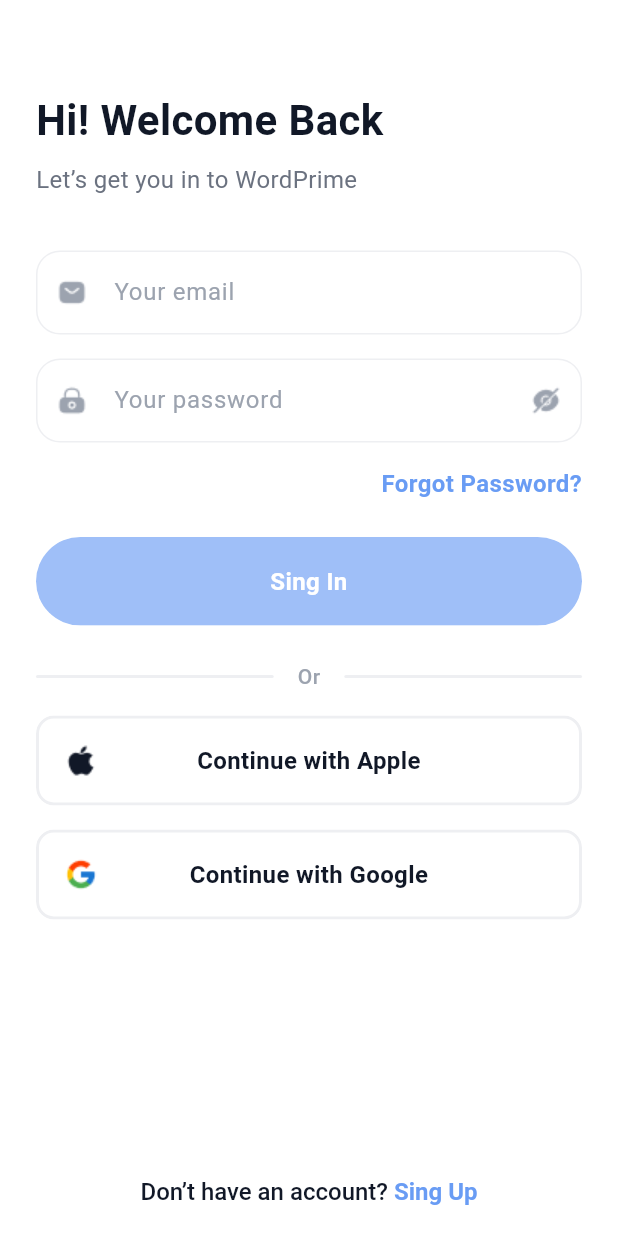
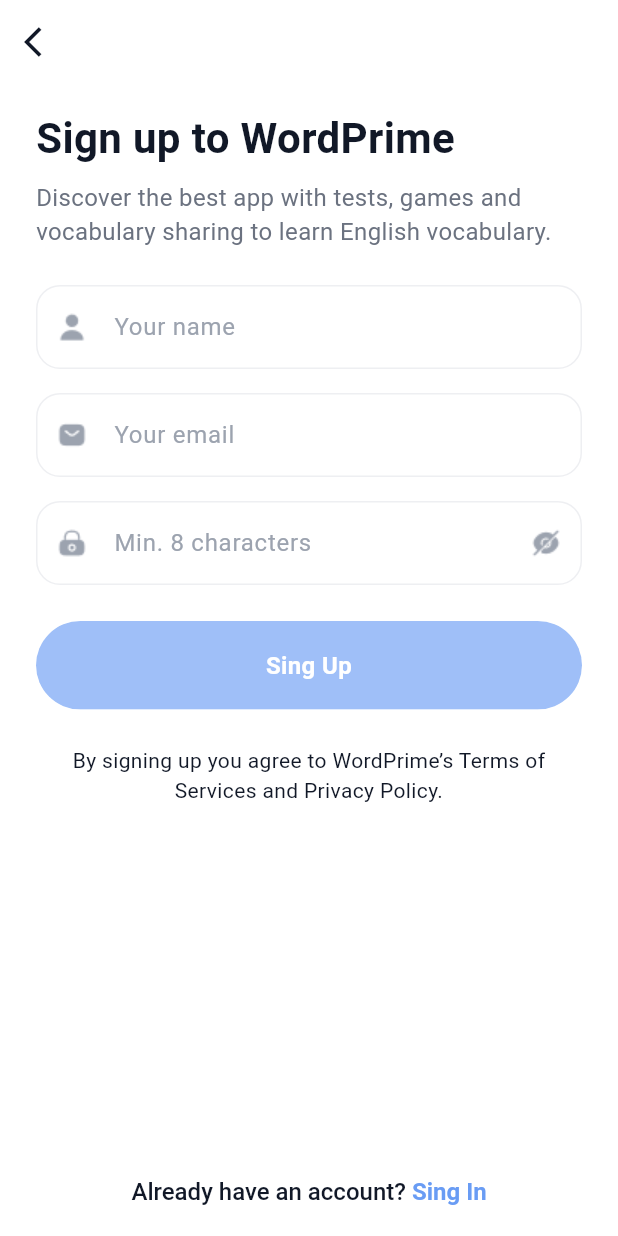
Before and after one commit to DargaHasanBasri/word_prime, a Flutter app: the screen it shows after launch, on a phone screen of 412 x 824 dp. Run offline on Flutter 3.47's test engine with Material 3 defaults, Android fonts, the phone set to English and light mode, and no system bars; our stand-ins replace easy_localization, get_it.

Commit message:
Create register page

```diff
--- a/assets/langs/en-US.json
+++ b/assets/langs/en-US.json
@@ -24,6 +24,6 @@
     "registerSubTitle": "Discover the best app with tests, games and vocabulary sharing to learn English vocabulary.",
     "passwordHintText": "Min. 8 characters",
     "privacyMsg": "By signing up you agree to WordPrime’s Terms of Services and Privacy Policy.",
-    "isSignInMsg": "Already have an account? Sign In"
+    "isSignInMsg": "Already have an account?"
   }
 }
--- a/assets/langs/tr-TR.json
+++ b/assets/langs/tr-TR.json
@@ -24,6 +24,6 @@
     "registerSubTitle": "İngilizce kelime öğrenmek için testler, oyunlar ve kelime paylaşımı içeren en iyi uygulamayı keşfedin.",
     "passwordHintText": "Min. 8 karakter girin",
     "privacyMsg": "Kaydolarak WordPrime'ın Hizmet Koşullarını ve Gizlilik Politikasını kabul etmiş olursunuz.",
-    "isSignInMsg": "Zaten bir hesabınız var mı? Giriş Yapın"
+    "isSignInMsg": "Zaten bir hesabınız var mı?"
   }
 }
--- a/lib/export.dart
+++ b/lib/export.dart
@@ -21,3 +21,9 @@ export 'package:word_prime/ui/pages/onboarding/onboarding_page.dart';
 export 'package:word_prime/ui/pages/onboarding/onboarding_view_model.dart';
 export 'package:word_prime/ui/pages/splash/splash_page.dart';
 export 'package:word_prime/ui/pages/splash/splash_view_model.dart';
+export 'package:word_prime/ui/pages/register/register_page.dart';
+export 'package:word_prime/ui/pages/register/register_view_model.dart';
+export 'package:word_prime/ui/pages/login/login_provider.dart';
+export 'package:word_prime/ui/pages/onboarding/onboarding_provider.dart';
+export 'package:word_prime/ui/pages/register/register_provider.dart';
+export 'package:word_prime/ui/pages/splash/splash_provider.dart';
--- a/lib/main.dart
+++ b/lib/main.dart
@@ -40,7 +40,7 @@ class MyApp extends StatelessWidget {
       ),
       navigatorKey: locator<AppRoutes>().baseNavigatorKey,
       onGenerateRoute: Routes.generateRoute,
-      initialRoute: Routes.Login,
+      initialRoute: Routes.Register,
       builder: (context, widget) {
         return widget!;
       },
--- a/lib/routes/routes.dart
+++ b/lib/routes/routes.dart
@@ -1,13 +1,11 @@
-import 'package:flutter/material.dart';
-import 'package:word_prime/ui/pages/login/login_provider.dart';
-import 'package:word_prime/ui/pages/onboarding/onboarding_provider.dart';
-import 'package:word_prime/ui/pages/splash/splash_provider.dart';
+import 'package:word_prime/export.dart';
 
 final class Routes {
   const Routes._();
   static const String Splash = 'splashProvider';
   static const String Onboarding = 'onboardingProvider';
   static const String Login = 'loginProvider';
+  static const String Register = 'registerProvider';
 
   static Route<dynamic> generateRoute(RouteSettings settings) {
     switch (settings.name) {
@@ -23,6 +21,10 @@ final class Routes {
         return MaterialPageRoute(
           builder: (context) => const LoginProvider(),
         );
+      case Routes.Register:
+        return MaterialPageRoute(
+          builder: (context) => const RegisterProvider(),
+        );
       default:
         return MaterialPageRoute(
           builder: (context) => Scaffold(
--- /dev/null
+++ b/lib/ui/pages/register/register_page.dart
@@ -0,0 +1,210 @@
+import 'package:word_prime/export.dart';
+
+class RegisterPage extends StatefulWidget {
+  const RegisterPage({super.key});
+
+  @override
+  State<RegisterPage> createState() => _RegisterPageState();
+}
+
+class _RegisterPageState extends BaseStatefulState<RegisterPage> {
+  late final RegisterViewModel _vm;
+  final TextEditingController _nameController = TextEditingController();
+  final TextEditingController _emailController = TextEditingController();
+  final TextEditingController _passwordController = TextEditingController();
+
+  @override
+  void initState() {
+    _vm = Provider.of<RegisterViewModel>(context, listen: false);
+    super.initState();
+  }
+
+  @override
+  Widget build(BuildContext context) {
+    return Scaffold(
+      resizeToAvoidBottomInset: false,
+      backgroundColor: AppColors.backgroundColor,
+      appBar: _buildAppBar(),
+      body: Padding(
+        padding: AppPaddings.appPaddingHorizontal,
+        child: _buildBody(),
+      ),
+    );
+  }
+
+  Widget _buildBody() {
+    return Column(
+      crossAxisAlignment: CrossAxisAlignment.stretch,
+      children: [
+        Padding(
+          padding: const EdgeInsets.only(top: 16, bottom: 24),
+          child: _titleSubtitleText(),
+        ),
+        ValueListenableBuilder(
+          valueListenable: _vm.nameInput,
+          builder: (_, __, ___) {
+            return CustomTextFormField(
+              controller: _nameController,
+              hintText: LocaleKeys.nameHintText.locale,
+              isPrefixIcon: true,
+              prefixIconAddress: AppAssets.icUserPath,
+              onChanged: (String text) {
+                _vm.nameInput.value = text;
+              },
+            );
+          },
+        ),
+        ValueListenableBuilder(
+          valueListenable: _vm.emailInput,
+          builder: (_, __, ___) {
+            return Padding(
+              padding: AppPaddings.paddingMediumVertical,
+              child: CustomTextFormField(
+                controller: _emailController,
+                hintText: LocaleKeys.emailHintText.locale,
+                isPrefixIcon: true,
+                prefixIconAddress: AppAssets.icSmsPath,
+                onChanged: (String text) {
+                  _vm.emailInput.value = text;
+                },
+              ),
+            );
+          },
+        ),
+        ValueListenableBuilder(
+          valueListenable: _vm.passwordInput,
+          builder: (_, __, ___) {
+            return ValueListenableBuilder(
+              valueListenable: _vm.isActive,
+              builder: (_, __, ___) {
+                return CustomTextFormField(
+                  controller: _passwordController,
+                  hintText: LocaleKeys.registerPage_passwordHintText.locale,
+                  isPrefixIcon: true,
+                  prefixIconAddress: AppAssets.icLockPath,
+                  isHaveObscure: _vm.isActive.value,
+                  isSuffixIcon: true,
+                  suffixIconAddress: _vm.isActive.value == true
+                      ? AppAssets.icCloseEyePath
+                      : AppAssets.icLockPath,
+                  textInputAction: TextInputAction.done,
+                  onPressSuffixIcon: () {
+                    _vm.isActive.value = !_vm.isActive.value;
+                  },
+                  onChanged: (String text) {
+                    _vm.passwordInput.value = text;
+                  },
+                );
+              },
+            );
+          },
+        ),
+        ValueListenableBuilder(
+          valueListenable: _vm.nameInput,
+          builder: (_, __, ___) {
+            return ValueListenableBuilder(
+              valueListenable: _vm.emailInput,
+              builder: (_, __, ___) {
+                return ValueListenableBuilder(
+                  valueListenable: _vm.passwordInput,
+                  builder: (_, __, ___) {
+                    return Padding(
+                      padding: AppPaddings.appPaddingVertical,
+                      child: CustomButton(
+                        title: LocaleKeys.signUp.locale,
+                        backgroundColor: _vm.isEmptyInputText()
+                            ? AppColors.cornflowerBlue.withOpacity(0.4)
+                            : AppColors.cornflowerBlue,
+                        onClick: () {},
+                      ),
+                    );
+                  },
+                );
+              },
+            );
+          },
+        ),
+        Text(
+          LocaleKeys.registerPage_privacyMsg.locale,
+          textAlign: TextAlign.center,
+          style: TextStyle(
+            color: AppColors.mirage,
+            fontSize: 14,
+            fontWeight: FontWeight.w400,
+          ),
+        ),
+        const Spacer(),
+        Padding(
+          padding: const EdgeInsets.only(bottom: 20),
+          child: Center(
+            child: _richTextSignUp(),
+          ),
+        ),
+      ],
+    );
+  }
+
+  Widget _titleSubtitleText() {
+    return Column(
+      crossAxisAlignment: CrossAxisAlignment.start,
+      children: [
+        Padding(
+          padding: const EdgeInsets.only(bottom: 8),
+          child: Text(
+            LocaleKeys.registerPage_registerTitle.locale,
+            style: TextStyle(
+              color: AppColors.mirage,
+              fontSize: 28,
+              fontWeight: FontWeight.w700,
+            ),
+          ),
+        ),
+        Text(
+          LocaleKeys.registerPage_registerSubTitle.locale,
+          style: TextStyle(
+            color: AppColors.paleSky,
+            fontSize: 16,
+            fontWeight: FontWeight.w400,
+          ),
+        ),
+      ],
+    );
+  }
+
+  Widget _richTextSignUp() {
+    return RichText(
+      text: TextSpan(
+        text: LocaleKeys.registerPage_isSignInMsg.locale,
+        style: TextStyle(
+          fontSize: 16,
+          fontWeight: FontWeight.w500,
+          color: AppColors.mirage,
+        ),
+        children: <TextSpan>[
+          TextSpan(
+            text: ' ${LocaleKeys.signIn.locale}',
+            style: TextStyle(
+              fontSize: 16,
+              fontWeight: FontWeight.w700,
+              color: AppColors.cornflowerBlue,
+            ),
+          ),
+        ],
+      ),
+    );
+  }
+
+  AppBar _buildAppBar() {
+    return AppBar(
+      backgroundColor: AppColors.white,
+      elevation: 0,
+      leading: IconButton(
+        onPressed: () => appRoutes.popIfBackStackNotEmpty,
+        color: AppColors.mirage,
+        icon: Icon(
+          Icons.arrow_back_ios,
+        ),
+      ),
+    );
+  }
+}
--- /dev/null
+++ b/lib/ui/pages/register/register_provider.dart
@@ -0,0 +1,13 @@
+import 'package:word_prime/export.dart';
+
+class RegisterProvider extends StatelessWidget {
+  const RegisterProvider({super.key});
+
+  @override
+  Widget build(BuildContext context) {
+    return ChangeNotifierProvider(
+      create: (context) => RegisterViewModel(),
+      child: RegisterPage(),
+    );
+  }
+}
--- /dev/null
+++ b/lib/ui/pages/register/register_view_model.dart
@@ -0,0 +1,21 @@
+import 'package:word_prime/export.dart';
+
+class RegisterViewModel extends BaseViewModel {
+  /// Variable where I keep the change of the value of the isHaveObscure
+  /// property in the text form field
+  ValueNotifier<bool> isActive = ValueNotifier(true);
+
+  /// Variables in which I store the changes of email-password-name
+  /// values in the text form field
+  ValueNotifier<String> nameInput = ValueNotifier('');
+  ValueNotifier<String> emailInput = ValueNotifier('');
+  ValueNotifier<String> passwordInput = ValueNotifier('');
+
+  /// Check whether the contents of the email-password-name variables are empty
+  bool isEmptyInputText() {
+    if (emailInput.value.isEmpty ||
+        passwordInput.value.isEmpty ||
+        nameInput.value.isEmpty) return true;
+    return false;
+  }
+}
--- a/lib/utils/app_colors.dart
+++ b/lib/utils/app_colors.dart
@@ -2,6 +2,7 @@ import 'dart:ui';
 
 final class AppColors {
   AppColors._();
+  static Color backgroundColor = const Color(0xffffffff);
   static Color cornflowerBlue = const Color(0xff699CF4);
   static Color white = const Color(0xffffffff);
   static Color mirage = const Color(0xff111827);
--- a/lib/utils/app_paddings.dart
+++ b/lib/utils/app_paddings.dart
@@ -3,7 +3,11 @@ import 'package:flutter/cupertino.dart';
 final class AppPaddings {
   AppPaddings._();
 
+  static const appPaddingVertical= EdgeInsets.symmetric(vertical: 24);
+
   static const appPaddingHorizontal = EdgeInsets.symmetric(horizontal: 24);
 
   static const paddingMediumHorizontal = EdgeInsets.symmetric(horizontal: 16);
+
+  static const paddingMediumVertical = EdgeInsets.symmetric(vertical: 16);
 }
```
